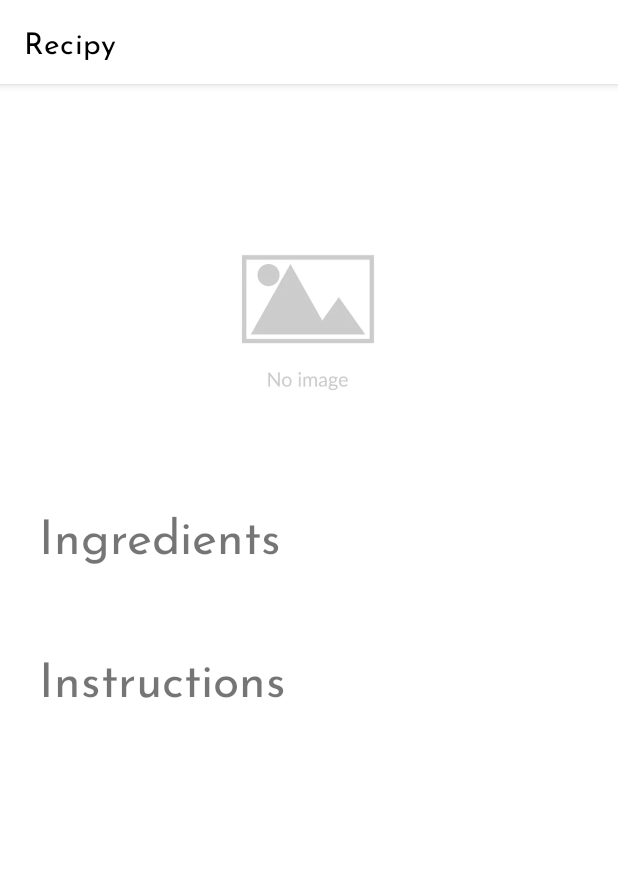
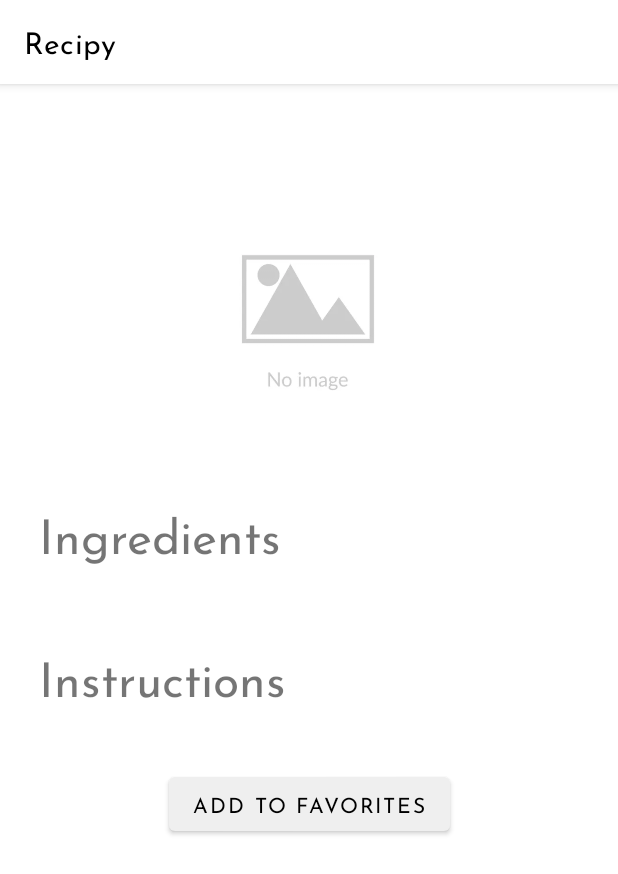
Before and after one commit to matsuyami/Recipy, an Android app: the RecipeInfoActivity screen opened directly, with no data from a screen before it, on a phone screen of 412 x 824 dp. Shown: the top 874 px of the screen. Run offline under Robolectric (Android 15) with nearby library versions, the phone set to English and light mode, and no system bars; pictures from the network do not load; 4 statements that could not run were skipped.

Commit message:
user can save and view recipes

```diff
--- a/app/src/main/AndroidManifest.xml
+++ b/app/src/main/AndroidManifest.xml
@@ -12,9 +12,11 @@
         android:supportsRtl="true"
         android:theme="@style/Theme.Recipy">
         <activity
+            android:name=".ui.FavoritesActivity"
+            android:exported="false" />
+        <activity
             android:name=".ui.RecipeInfoActivity"
             android:exported="false" />
-
         <activity
             android:name=".ui.RecipeSearchActivity"
             android:exported="true">
--- a/app/src/main/java/com/matsuyami/recipy/adapters/RecipeInfoAdapter.kt
+++ b/app/src/main/java/com/matsuyami/recipy/adapters/RecipeInfoAdapter.kt
@@ -19,10 +19,13 @@ class RecipeInfoAdapter : RecyclerView.Adapter<RecipeInfoAdapter.RecipeViewHolde
         private val tvRecipeHeader: TextView = itemView.findViewById(R.id.tvHeader)
         private val ivFood : ImageView = itemView.findViewById(R.id.ivFood)
         fun bind(item: RecipeInfo){
+            if(item.uuid == null){
+                item.uuid = UUID.randomUUID().toString()
+            }
+
             tvRecipeHeader.text = item.name
             // rounds corners
             ivFood.clipToOutline = true
-            item.uuid = UUID.randomUUID().toString()
             Glide.with(itemView).load(item.thumbnailUrl).into(ivFood)
             itemView.apply{
                 setOnClickListener{ onItemClickListener?.let{ it(item) } }
--- a/app/src/main/java/com/matsuyami/recipy/data/local/RecipeDataStore.kt
+++ b/app/src/main/java/com/matsuyami/recipy/data/local/RecipeDataStore.kt
@@ -2,10 +2,11 @@ package com.matsuyami.recipy.data.local
 
 import androidx.datastore.preferences.core.Preferences
 import kotlinx.coroutines.flow.Flow
+import kotlinx.coroutines.flow.StateFlow
 
 interface RecipeDataStore {
     suspend fun putString(key : String, value : String)
-    suspend fun getString(key : String) : String?
+//    fun getString(key : String) : String?
     suspend fun getAll() : Flow<Preferences>
     suspend fun removeString(key : String)
 }
--- a/app/src/main/java/com/matsuyami/recipy/ui/RecipeInfoActivity.kt
+++ b/app/src/main/java/com/matsuyami/recipy/ui/RecipeInfoActivity.kt
@@ -1,11 +1,15 @@
 package com.matsuyami.recipy.ui
 
+import android.content.Intent
 import androidx.appcompat.app.AppCompatActivity
 import android.os.Bundle
+import android.widget.Button
 import android.widget.ImageView
+import android.widget.Toast
 import androidx.recyclerview.widget.LinearLayoutManager
 import androidx.recyclerview.widget.RecyclerView
 import com.bumptech.glide.Glide
+import com.google.android.material.bottomnavigation.BottomNavigationView
 import com.matsuyami.recipy.R
 import com.matsuyami.recipy.adapters.IngredientsAdapter
 import com.matsuyami.recipy.adapters.InstructionsAdapter
@@ -16,6 +20,7 @@ import com.recipy.models.RecipeInfo
 class RecipeInfoActivity : AppCompatActivity() {
     private lateinit var rvInstructions: RecyclerView
     private lateinit var rvIngredients: RecyclerView
+    private lateinit var btnFavorites : Button
     private lateinit var ivFood: ImageView
 
     override fun onCreate(savedInstanceState: Bundle?) {
@@ -24,12 +29,11 @@ class RecipeInfoActivity : AppCompatActivity() {
         val recipeInfo = intent.getSerializableExtra("recipeInfo") as RecipeInfo
 
         val dataVM = RecipeDataVM(RecipeInfoRepo(this@RecipeInfoActivity))
-        dataVM.saveRecipeInfo(recipeInfo)
-        dataVM.getRecipeInfo()
 
         setupFoodIV(recipeInfo)
         setupInstructionsRV(recipeInfo)
         setupIngredientsRV(recipeInfo)
+        setupBtn(dataVM, recipeInfo)
     }
 
     private fun setupFoodIV(recipeInfo : RecipeInfo){
@@ -38,6 +42,8 @@ class RecipeInfoActivity : AppCompatActivity() {
             .load(recipeInfo.thumbnailUrl)
             .into(ivFood)
     }
+
+
 
     private fun setupInstructionsRV(recipeInfo: RecipeInfo) {
         val instructionsAdapter = InstructionsAdapter(recipeInfo.instructions)
@@ -58,4 +64,15 @@ class RecipeInfoActivity : AppCompatActivity() {
             }
         }
     }
+
+
+    private fun setupBtn(dataVM : RecipeDataVM, recipeInfo : RecipeInfo){
+        btnFavorites = findViewById(R.id.btnFavorites)
+
+        btnFavorites.setOnClickListener {
+            dataVM.saveRecipeInfo(recipeInfo)
+            Toast.makeText(this@RecipeInfoActivity,
+                "Added to favorites", Toast.LENGTH_SHORT).show()
+        }
+    }
 }
--- a/app/src/main/java/com/matsuyami/recipy/viewmodels/RecipeDataVM.kt
+++ b/app/src/main/java/com/matsuyami/recipy/viewmodels/RecipeDataVM.kt
@@ -1,28 +1,31 @@
 package com.matsuyami.recipy.viewmodels
 
 import android.util.Log
+import androidx.datastore.preferences.core.Preferences
+import androidx.lifecycle.MutableLiveData
 import androidx.lifecycle.ViewModel
 import androidx.lifecycle.viewModelScope
 import com.google.gson.Gson
 import com.matsuyami.recipy.data.repositories.RecipeInfoRepo
 import com.recipy.models.RecipeInfo
 import kotlinx.coroutines.flow.collect
-import kotlinx.coroutines.flow.first
 import kotlinx.coroutines.launch
 
 class RecipeDataVM(private val repo: RecipeInfoRepo) : ViewModel() {
+    var data : MutableLiveData<Preferences> = MutableLiveData()
+
     fun saveRecipeInfo(data : RecipeInfo){
         viewModelScope.launch {
-            data.uuid?.let {
-                repo.putString(it, Gson().toJson(data))
+            if(data.uuid != null){
+                repo.putString(data.uuid.toString(), Gson().toJson(data))
             }
         }
     }
 
-    fun getRecipeInfo() {
+    fun getAll(){
         viewModelScope.launch {
-            repo.getAll().collect { it ->
-               Log.d("RecipeData", it.toString())
+            repo.getAll().collect {
+                data.postValue(it)
             }
         }
     }
--- a/app/src/main/res/layout/activity_recipe_info.xml
+++ b/app/src/main/res/layout/activity_recipe_info.xml
@@ -64,11 +64,25 @@
         android:layout_height="wrap_content"
         android:layout_marginTop="26dp"
         android:layout_marginStart="26dp"
-        android:paddingBottom="26dp"
         app:layout_constraintLeft_toLeftOf="parent"
         app:layout_constraintTop_toBottomOf="@id/tvInstructions"
         app:layout_constraintRight_toRightOf="parent"
         />
 
+    <Button
+        android:id="@+id/btnFavorites"
+        android:layout_width="wrap_content"
+        android:layout_height="wrap_content"
+        android:layout_margin="13dp"
+        app:layout_constraintTop_toBottomOf="@id/rvInstructions"
+        app:layout_constraintLeft_toLeftOf="parent"
+        app:layout_constraintRight_toRightOf="parent"
+        app:layout_constraintBottom_toBottomOf="parent"
+        android:text="@string/add_to_favorites"
+        android:textAlignment="center"
+   />
+
+
+
     </androidx.constraintlayout.widget.ConstraintLayout>
 </ScrollView>
--- a/app/src/main/res/layout/activity_recipesearch.xml
+++ b/app/src/main/res/layout/activity_recipesearch.xml
@@ -13,11 +13,8 @@
         android:layout_height="0dp"
         app:layout_constraintBottom_toTopOf="@id/bottomNavBar"
         app:layout_constraintEnd_toEndOf="parent"
-        app:layout_constraintHorizontal_bias="0.483"
         app:layout_constraintStart_toStartOf="parent"
         app:layout_constraintTop_toTopOf="parent"
-        app:layout_constraintVertical_bias="0.032"
-        android:layout_marginBottom="13dp"
         />
 
     <com.google.android.material.bottomnavigation.BottomNavigationView
--- a/app/src/main/res/layout/layout_recipe_list_item.xml
+++ b/app/src/main/res/layout/layout_recipe_list_item.xml
@@ -29,6 +29,7 @@
                 android:layout_height="104dp"
                 android:layout_gravity="center"
                 android:adjustViewBounds="false"
+                android:layout_marginTop="10dp"
                 android:background="@drawable/round_outline"
                 android:cropToPadding="false"
                 android:scaleType="centerCrop"
--- a/app/src/main/res/menu/bottom_menu.xml
+++ b/app/src/main/res/menu/bottom_menu.xml
@@ -12,6 +12,4 @@
         android:icon="@drawable/heart"
     />
 
-
-
 </menu>
--- a/app/src/main/res/values/strings.xml
+++ b/app/src/main/res/values/strings.xml
@@ -3,4 +3,5 @@
     <string name="instructions">Instructions</string>
     <string name="ingredients">Ingredients</string>
     <string name="add_icon">add_icon</string>
+    <string name="add_to_favorites">ADD TO FAVORITES</string>
 </resources>
```
Also changed, not shown: app/src/main/java/com/matsuyami/recipy/data/repositories/RecipeInfoRepo.kt (+13 -13 lines), app/src/main/java/com/matsuyami/recipy/ui/FavoritesActivity.kt (added, +65 -0 lines), app/src/main/java/com/matsuyami/recipy/ui/FavoritesProvider.kt (added, +12 -0 lines), app/src/main/java/com/matsuyami/recipy/ui/RecipeSearchActivity.kt (+15 -2 lines), app/src/main/res/layout/activity_favorites.xml (added, +18 -0 lines).
